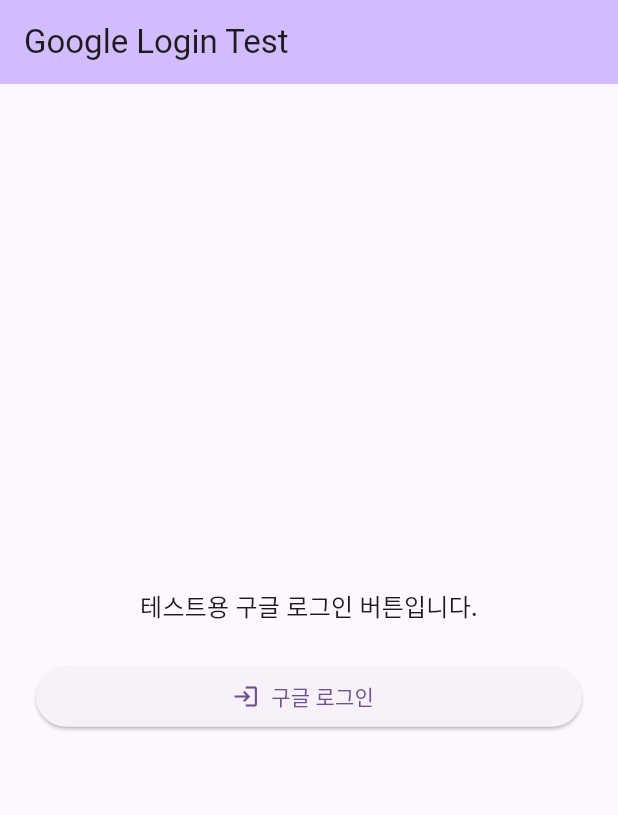
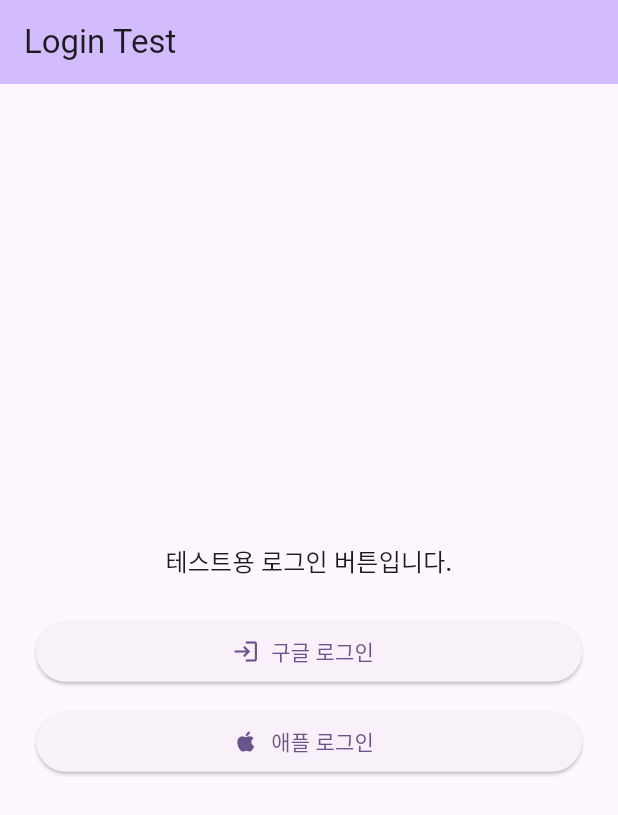
Before and after one commit to ExplainingDeveloper/authentication-app, a Flutter app: the screen it shows after launch, on a phone screen of 412 x 824 dp. Shown: the top 815 px of the screen. Run offline on Flutter 3.47's test engine with Material 3 defaults, Android fonts, the light colour scheme and no system bars; our stand-ins replace firebase_auth, firebase_core, google_sign_in; accounts and stored records are empty; generated files the repository leaves out were written again.

Commit message:
apple login commit

```diff
--- a/lib/main.dart
+++ b/lib/main.dart
@@ -1,5 +1,6 @@
 import 'package:authentication_app/firebase_options.dart';
 import 'package:authentication_app/utils/login_util.dart';
+import 'package:firebase_auth/firebase_auth.dart';
 import 'package:firebase_core/firebase_core.dart';
 import 'package:flutter/material.dart';
 import 'package:google_sign_in/google_sign_in.dart';
@@ -40,19 +41,23 @@
 class _MyHomePageState extends State<MyHomePage> {
   final LoginUtil _loginUtil = LoginUtil();
   bool _isLoading = false;
-  String _message = '테스트용 구글 로그인 버튼입니다.';
+  String _message = '테스트용 로그인 버튼입니다.';
 
-  Future<void> _signInWithGoogle() async {
+  Future<void> _signInWithGoogle() => _signIn(_loginUtil.signInWithGoogle);
+
+  Future<void> _signInWithApple() => _signIn(_loginUtil.signInWithApple);
+
+  Future<void> _signIn(Future<UserCredential> Function() signInMethod) async {
     setState(() {
       _isLoading = true;
       _message = '로그인 시도 중...';
     });
 
     try {
-      final result = await _loginUtil.signInWithGoogle();
+      final result = await signInMethod();
       if (!mounted) return;
       setState(() {
-        _message = '로그인 성공: ${result.user?.email ?? '알 수 없음'}';
+        _message = '로그인 성공: ${result.user?.uid}';
       });
     } catch (error) {
       if (!mounted) return;
@@ -72,7 +77,7 @@
     return Scaffold(
       appBar: AppBar(
         backgroundColor: Theme.of(context).colorScheme.inversePrimary,
-        title: const Text('Google Login Test'),
+        title: const Text('Login Test'),
       ),
       body: Center(
         child: Padding(
@@ -101,6 +106,21 @@
                   label: Text(_isLoading ? '로그인 중...' : '구글 로그인'),
                 ),
               ),
+              const SizedBox(height: 12),
+              SizedBox(
+                width: double.infinity,
+                child: ElevatedButton.icon(
+                  onPressed: _isLoading ? null : _signInWithApple,
+                  icon: _isLoading
+                      ? const SizedBox(
+                          width: 18,
+                          height: 18,
+                          child: CircularProgressIndicator(strokeWidth: 2),
+                        )
+                      : const Icon(Icons.apple),
+                  label: Text(_isLoading ? '로그인 중...' : '애플 로그인'),
+                ),
+              ),
             ],
           ),
         ),
```
Also changed, not shown: lib/utils/login_util.dart (+13 -0 lines), 4 other files.
